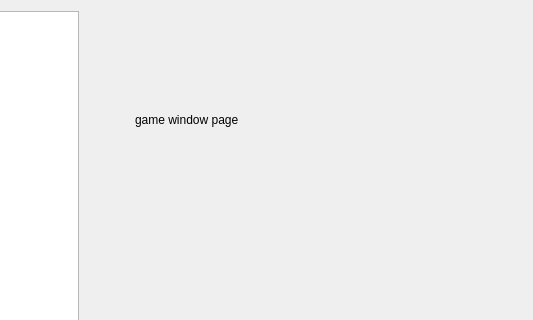
Above: settingsdialog.ui from giantpune/qtwitgui before the change; both pictures show x 117 to 650 and y 0 to 320 of the 650 by 496 pixel window. Below: the same form after it.
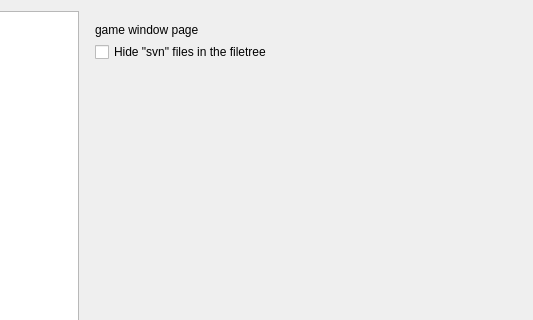
That is the form after the change. The open tabs and pages were chosen to show the change. Icons and pictures are not drawn.

Commit message: * settingsDialog -> add setting for "ignore svn" files when browsing a game * wiitdb -> if trying to load an autoboot game fails, try the same ID with R then S * minor optimizations: use "const QString &" instead of "QString" in constructors

What changed in the file:
```diff
--- a/settingsdialog.ui
+++ b/settingsdialog.ui
@@ -497,8 +497,8 @@
       <widget class="QLabel" name="label_3">
        <property name="geometry">
         <rect>
-         <x>50</x>
-         <y>100</y>
+         <x>10</x>
+         <y>10</y>
          <width>231</width>
          <height>17</height>
         </rect>
@@ -507,6 +507,19 @@
         <string>game window page</string>
        </property>
       </widget>
+      <widget class="QCheckBox" name="checkBox_ignoreSvn">
+       <property name="geometry">
+        <rect>
+         <x>10</x>
+         <y>30</y>
+         <width>291</width>
+         <height>22</height>
+        </rect>
+       </property>
+       <property name="text">
+        <string>Hide &quot;svn&quot; files in the filetree</string>
+       </property>
+      </widget>
      </widget>
      <widget class="QWidget" name="page_5">
       <widget class="QLabel" name="label_4">
```
The commit also changes 24 other files.
